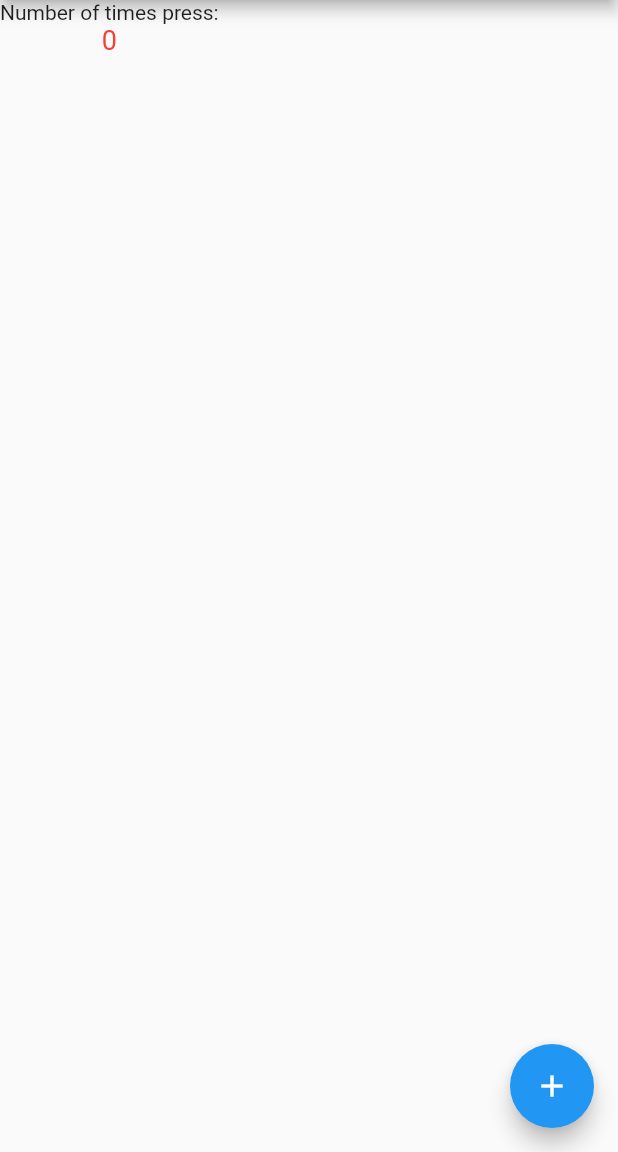
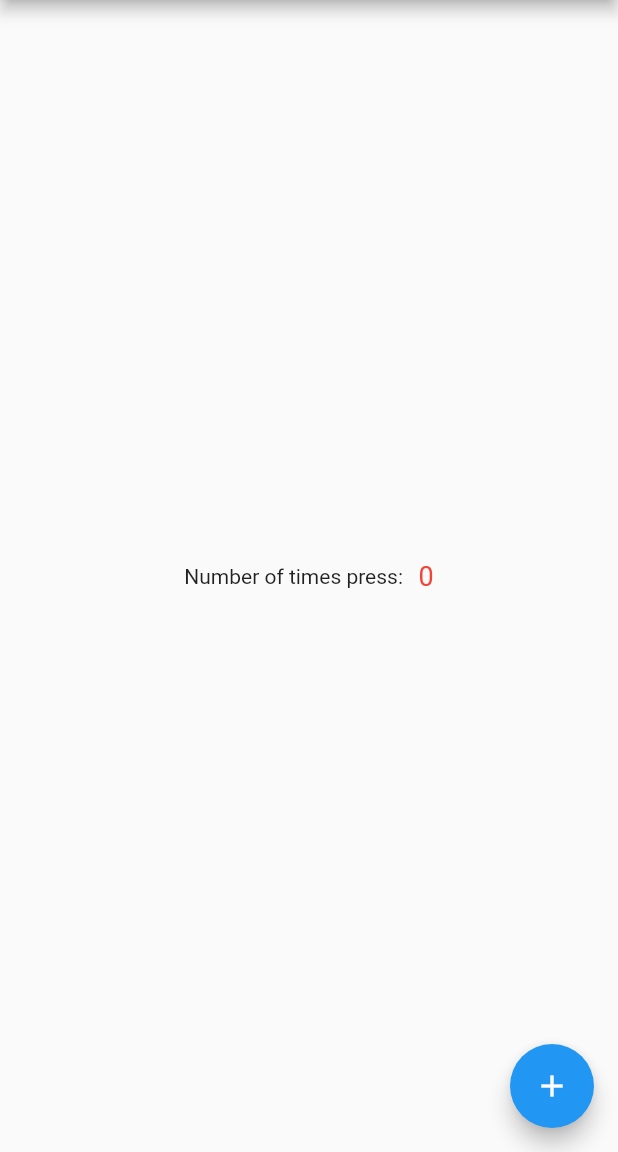
Before and after one commit to BdonGordon/Flutter-Redux-Tutorial-Intro, a Flutter app: the screen it shows after launch, on a phone screen of 412 x 824 dp, the part 84-1236 px from its top. Run offline on Flutter 3.47's test engine with Material 2 defaults, Android fonts, the phone set to English and light mode, and no system bars; our stand-ins replace flutter_redux, redux.

Commit message:
- Finished the basic version without any type of custom directory or structural changes

```diff
--- a/lib/main.dart
+++ b/lib/main.dart
@@ -40,10 +40,6 @@ class Home extends StatefulWidget {
 
 class HomeState extends State<Home> {
 
-  handleActionPress() {
-    print("Hello");
-  }
-
   @override
   Widget build(BuildContext context) {
     // TODO: implement build
@@ -52,14 +48,18 @@ class HomeState extends State<Home> {
         title: Text("Redux Flutter Tutorial"),
         backgroundColor: Theme.of(context).primaryColor,
       ),
-      body: Container(
-          child: Column(
+      body:
+        Container(
+          alignment: AlignmentDirectional.center,
+          child: Row(
+            mainAxisAlignment: MainAxisAlignment.center,
+            crossAxisAlignment: CrossAxisAlignment.center,
             children: <Widget>[
-              Text("Number of times press:"),
+              Text("Number of times press:   "),
               new Counter()
             ],
           )
-      ),
+        ),
       floatingActionButton: new IncreaseCountButton()
     );
   }
```
